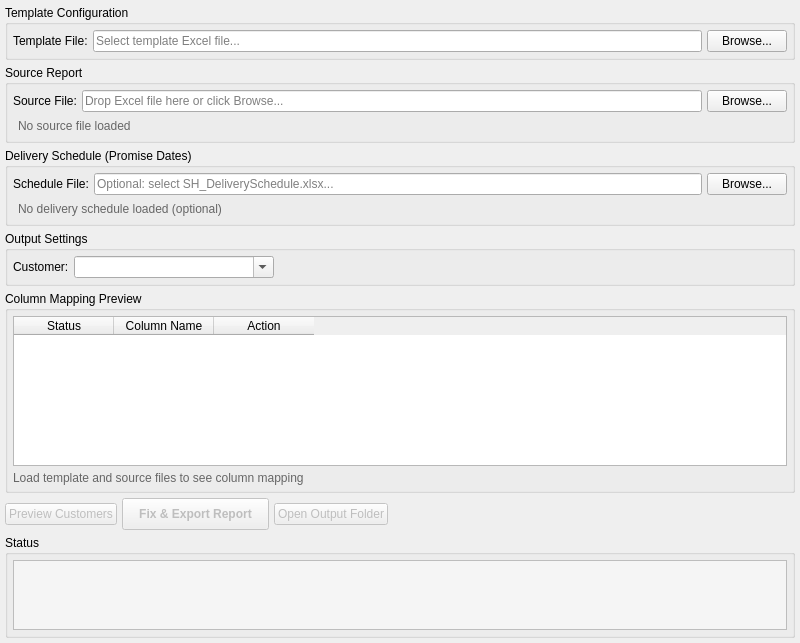
i-machine-things/JobDocs, file modules/reporting/ui/reporting_tab.ui: the form before one commit.
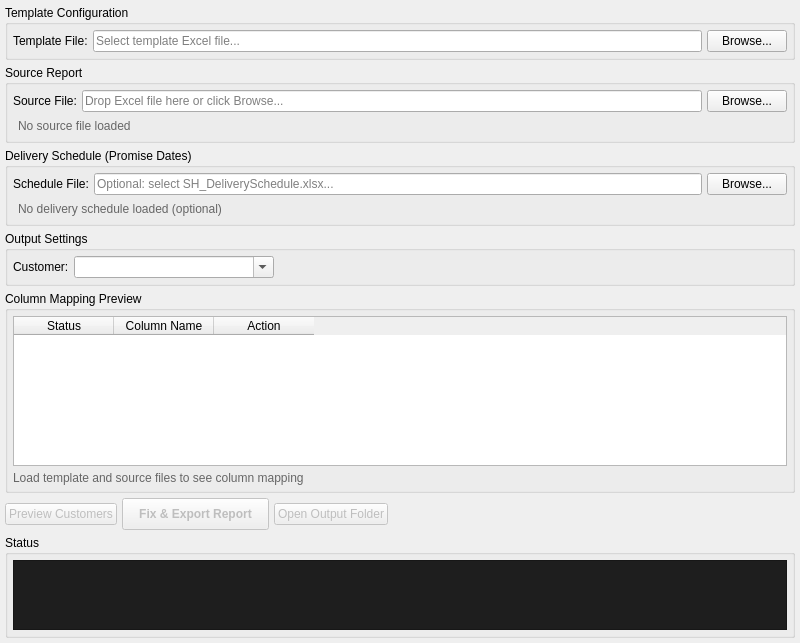
The form after the commit.

What changed in the file:
```diff
--- a/modules/reporting/ui/reporting_tab.ui
+++ b/modules/reporting/ui/reporting_tab.ui
@@ -427,7 +427,7 @@
          </size>
         </property>
         <property name="styleSheet">
-         <string notr="true">background-color: #f5f5f5; font-family: monospace;</string>
+         <string notr="true">background-color: #1e1e1e; color: #d4d4d4; font-family: monospace;</string>
         </property>
        </widget>
       </item>
```
